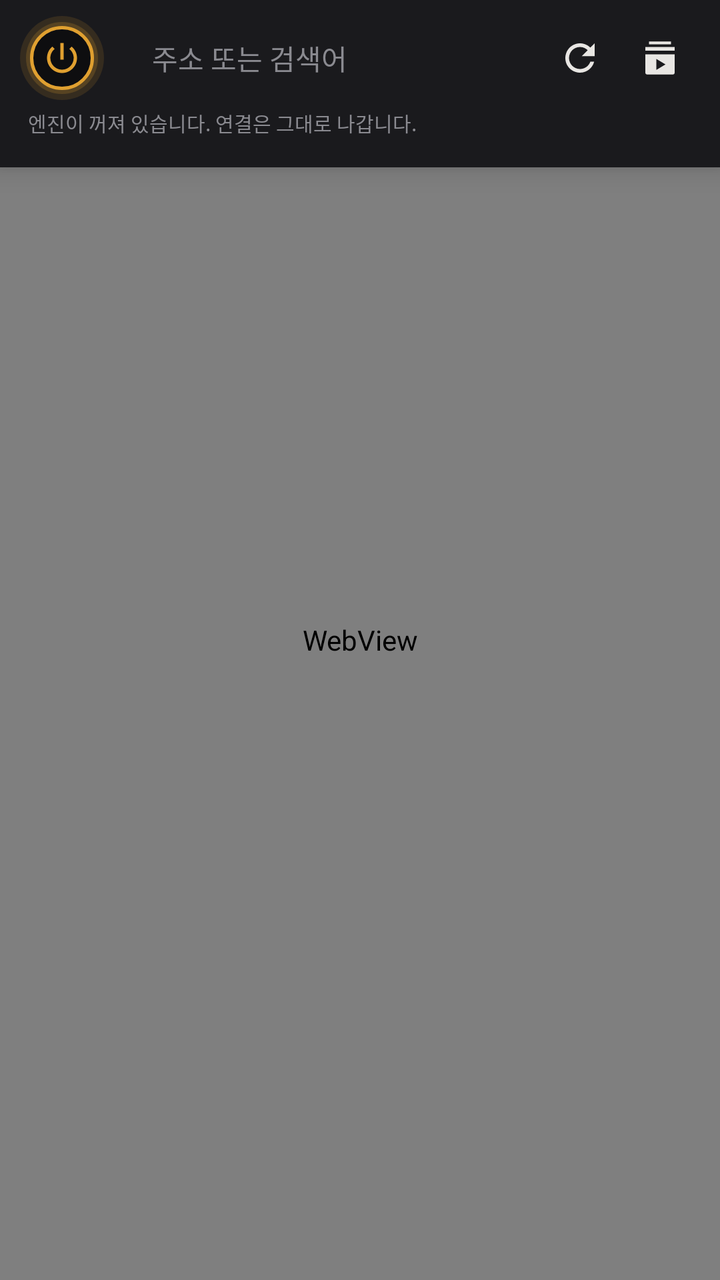
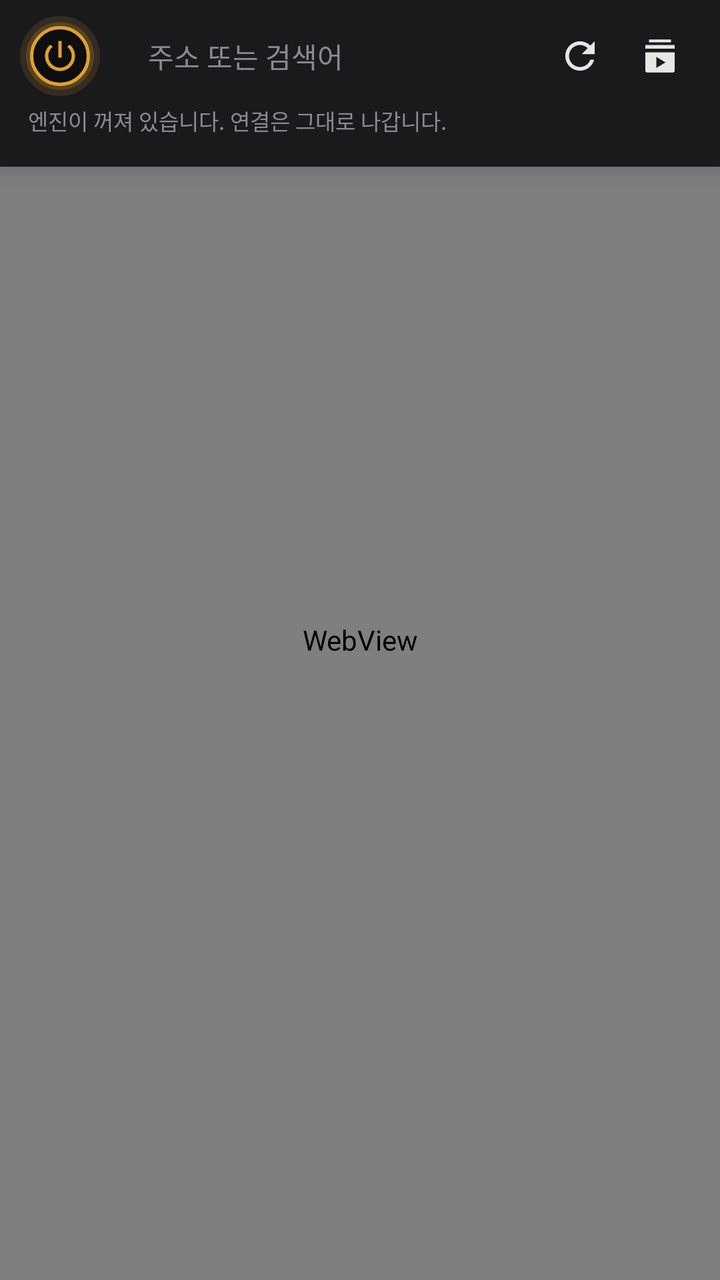

Two renders of the same Android screen: before a commit and after it. Below are the layout's source before the change and the commit's diff.
<!-- AndroidManifest.xml: fallback theme Theme.MaterialComponents.DayNight.NoActionBar -->
<!-- res/layout/activity_browser.xml -->
<?xml version="1.0" encoding="utf-8"?>
<FrameLayout xmlns:android="http://schemas.android.com/apk/res/android"
    android:id="@+id/root"
    android:layout_width="match_parent"
    android:layout_height="match_parent"
    android:background="@color/surface">

    <FrameLayout
        android:id="@+id/shell"
        android:layout_width="match_parent"
        android:layout_height="match_parent">

        <WebView
            android:id="@+id/web"
            android:layout_width="match_parent"
            android:layout_height="match_parent"
            android:background="@color/surface" />

        
        <ImageView
            android:id="@+id/pull"
            android:layout_width="36dp"
            android:layout_height="36dp"
            android:layout_gravity="top|center_horizontal"
            android:background="@drawable/pull_backdrop"
            android:src="@drawable/ic_refresh"
            android:tint="@color/accent"
            android:scaleType="fitCenter"
            android:padding="9dp"
            android:elevation="6dp"
            android:visibility="gone"
            android:contentDescription="@string/menu_reload" />

        
        
        <LinearLayout
            android:id="@+id/bar"
            android:layout_width="match_parent"
            android:layout_height="wrap_content"
            android:orientation="vertical"
            android:background="@color/chrome"
            android:elevation="8dp">

            <LinearLayout
                android:layout_width="match_parent"
                android:layout_height="wrap_content"
                android:orientation="horizontal"
                android:gravity="center_vertical"
                android:paddingTop="8dp"
                android:paddingBottom="4dp"
                android:paddingHorizontal="10dp">

                
                <ImageButton
                    android:id="@+id/power"
                    android:layout_width="42dp"
                    android:layout_height="42dp"
                    android:background="@drawable/power_backdrop"
                    android:src="@drawable/ic_power"
                    android:scaleType="fitCenter"
                    android:padding="11dp"
                    android:contentDescription="@string/on" />

                <EditText
                    android:id="@+id/url"
                    android:layout_width="0dp"
                    android:layout_height="38dp"
                    android:layout_weight="1"
                    android:layout_marginStart="10dp"
                    android:background="@drawable/field"
                    android:paddingHorizontal="14dp"
                    android:hint="@string/url_hint"
                    android:imeOptions="actionGo"
                    android:inputType="textUri"
                    android:maxLines="1"
                    android:textSize="14sp"
                    android:textColor="@color/on_surface"
                    android:textColorHint="@color/muted"
                    android:importantForAutofill="no" />

                <ImageButton
                    android:id="@+id/reload"
                    android:layout_width="40dp"
                    android:layout_height="40dp"
                    android:layout_marginStart="4dp"
                    android:background="?attr/selectableItemBackgroundBorderless"
                    android:src="@drawable/ic_refresh"
                    android:scaleType="fitCenter"
                    android:padding="9dp"
                    android:contentDescription="@string/menu_reload" />

                
                <ImageButton
                    android:id="@+id/openLibrary"
                    android:layout_width="40dp"
                    android:layout_height="40dp"
                    android:background="?attr/selectableItemBackgroundBorderless"
                    android:src="@drawable/ic_library"
                    android:scaleType="fitCenter"
                    android:padding="9dp"
                    android:contentDescription="@string/library_open" />

            </LinearLayout>

            
            <LinearLayout
                android:layout_width="match_parent"
                android:layout_height="wrap_content"
                android:orientation="horizontal"
                android:gravity="center_vertical"
                android:paddingHorizontal="14dp"
                android:paddingBottom="5dp">

                <TextView
                    android:id="@+id/status"
                    android:layout_width="0dp"
                    android:layout_height="wrap_content"
                    android:layout_weight="1"
                    android:textSize="10sp"
                    android:textColor="@color/muted"
                    android:maxLines="1"
                    android:ellipsize="end"
                    android:text="@string/status_idle" />

            </LinearLayout>

            
            <View
                android:id="@+id/downloadDivider"
                android:layout_width="match_parent"
                android:layout_height="1dp"
                android:layout_marginHorizontal="14dp"
                android:background="@color/divider"
                android:visibility="gone" />

            <LinearLayout
                android:id="@+id/downloads"
                android:layout_width="match_parent"
                android:layout_height="wrap_content"
                android:orientation="vertical"
                android:paddingHorizontal="14dp"
                android:paddingTop="6dp"
                android:paddingBottom="4dp" />
        </LinearLayout>

        <ProgressBar
            android:id="@+id/progress"
            style="?android:attr/progressBarStyleHorizontal"
            android:layout_width="match_parent"
            android:layout_height="2dp"
            android:max="100"
            android:visibility="invisible" />

        
        <FrameLayout
            android:id="@+id/handleArea"
            android:layout_width="30dp"
            android:layout_height="38dp"
            android:layout_gravity="start|top"
            android:layout_marginTop="12dp">

            <View
                android:layout_width="4dp"
                android:layout_height="24dp"
                android:layout_gravity="center"
                android:background="@drawable/handle" />
        </FrameLayout>
    </FrameLayout>

    
    <FrameLayout
        android:id="@+id/fullscreen"
        android:layout_width="match_parent"
        android:layout_height="match_parent"
        android:background="#000000"
        android:visibility="gone" />
</FrameLayout>
<!-- resources referenced by this layout -->
<resources>
  <color name="accent">#E0A030</color>
  <color name="chrome">#1A1A1D</color>
  <color name="divider">#2E2E34</color>
  <color name="muted">#8A8A90</color>
  <color name="on_surface">#E8E6E3</color>
  <color name="surface">#0E0E10</color>
  <!-- drawable field (drawable) -->
  <?xml version="1.0" encoding="utf-8"?>
  <shape xmlns:android="http://schemas.android.com/apk/res/android"
      android:shape="rectangle">
      <corners android:radius="@dimen/r_xl" />
      <solid android:color="?attr/colorSurfaceVariant" />
  </shape>
  <!-- drawable handle (drawable) -->
  <?xml version="1.0" encoding="utf-8"?>
  <shape xmlns:android="http://schemas.android.com/apk/res/android"
      android:shape="rectangle">
      <corners android:radius="@dimen/r_xs" />
      <solid android:color="@color/handle" />
  </shape>
  <!-- drawable ic_library (drawable) -->
  <?xml version="1.0" encoding="utf-8"?>
  <vector xmlns:android="http://schemas.android.com/apk/res/android"
      android:width="24dp"
      android:height="24dp"
      android:viewportWidth="24"
      android:viewportHeight="24"
      android:tint="@color/on_surface">
      <path
          android:fillColor="#FFFFFF"
          android:pathData="M4,6h16v2H4V6z M4,10h16v10c0,0.55 -0.45,1 -1,1H5c-0.55,0 -1,-0.45 -1,-1V10z M10,12.5v6l5,-3L10,12.5z M6,3h12v1.5H6V3z" />
  </vector>
  <!-- drawable ic_power (drawable) -->
  <?xml version="1.0" encoding="utf-8"?>
  <vector xmlns:android="http://schemas.android.com/apk/res/android"
      android:width="24dp"
      android:height="24dp"
      android:viewportWidth="24"
      android:viewportHeight="24"
      android:tint="@color/accent">
      <path
          android:fillColor="#FFFFFF"
          android:pathData="M13,3h-2v10h2V3z M17.83,5.17l-1.42,1.42C17.99,7.86 19,9.81 19,12c0,3.87 -3.13,7 -7,7s-7,-3.13 -7,-7c0,-2.19 1.01,-4.14 2.58,-5.42L6.17,5.17C4.23,6.82 3,9.26 3,12c0,4.97 4.03,9 9,9s9,-4.03 9,-9C21,9.26 19.77,6.82 17.83,5.17z" />
  </vector>
  <!-- drawable ic_refresh (drawable) -->
  <?xml version="1.0" encoding="utf-8"?>
  <vector xmlns:android="http://schemas.android.com/apk/res/android"
      android:width="24dp"
      android:height="24dp"
      android:viewportWidth="24"
      android:viewportHeight="24"
      android:tint="@color/on_surface">
      <path
          android:fillColor="#FFFFFF"
          android:pathData="M17.65,6.35C16.2,4.9 14.21,4 12,4c-4.42,0 -7.99,3.58 -8,8s3.58,8 8,8c3.73,0 6.84,-2.55 7.73,-6h-2.08c-0.82,2.33 -3.04,4 -5.65,4c-3.31,0 -6,-2.69 -6,-6s2.69,-6 6,-6c1.66,0 3.14,0.69 4.22,1.78L13,11h7V4L17.65,6.35z" />
  </vector>
  <!-- drawable power_backdrop (drawable) -->
  <?xml version="1.0" encoding="utf-8"?>
  <layer-list xmlns:android="http://schemas.android.com/apk/res/android">
      <item>
          <shape android:shape="oval">
              <solid android:color="#22E0A030" />
          </shape>
      </item>
      <item android:left="3dp" android:top="3dp" android:right="3dp" android:bottom="3dp">
          <shape android:shape="oval">
              <solid android:color="#33E0A030" />
          </shape>
      </item>
      <item android:left="5dp" android:top="5dp" android:right="5dp" android:bottom="5dp">
          <shape android:shape="oval">
              <solid android:color="@color/surface" />
              <stroke android:width="1.5dp" android:color="@color/accent" />
          </shape>
      </item>
  </layer-list>
  <!-- drawable pull_backdrop (drawable) -->
  <?xml version="1.0" encoding="utf-8"?>
  <layer-list xmlns:android="http://schemas.android.com/apk/res/android">
      <item>
          <shape android:shape="oval">
              <solid android:color="@color/chrome" />
              <stroke android:width="1dp" android:color="@color/divider" />
          </shape>
      </item>
  </layer-list>
  <string name="library_open">오프라인 보관함</string>
  <string name="menu_reload">새로고침</string>
  <string name="on">켜짐</string>
  <string name="status_idle">엔진이 꺼져 있습니다. 연결은 그대로 나갑니다.</string>
  <string name="url_hint">주소 또는 검색어</string>
  <dimen name="r_xl">20dp</dimen>
  <dimen name="r_xs">4dp</dimen>
  <color name="handle">#66FFFFFF</color>
</resources>

<!-- the commit's change to res/layout/activity_browser.xml (unified diff, before → after) -->
@@ -51,14 +51,15 @@
                 android:paddingHorizontal="10dp">
 
                 
+                
                 <ImageButton
                     android:id="@+id/power"
-                    android:layout_width="42dp"
-                    android:layout_height="42dp"
+                    android:layout_width="40dp"
+                    android:layout_height="40dp"
                     android:background="@drawable/power_backdrop"
                     android:src="@drawable/ic_power"
                     android:scaleType="fitCenter"
-                    android:padding="11dp"
+                    android:padding="10dp"
                     android:contentDescription="@string/on" />
 
                 <EditText
@@ -116,7 +117,7 @@
                     android:layout_width="0dp"
                     android:layout_height="wrap_content"
                     android:layout_weight="1"
-                    android:textSize="10sp"
+                    android:textSize="11sp"
                     android:textColor="@color/muted"
                     android:maxLines="1"
                     android:ellipsize="end"
